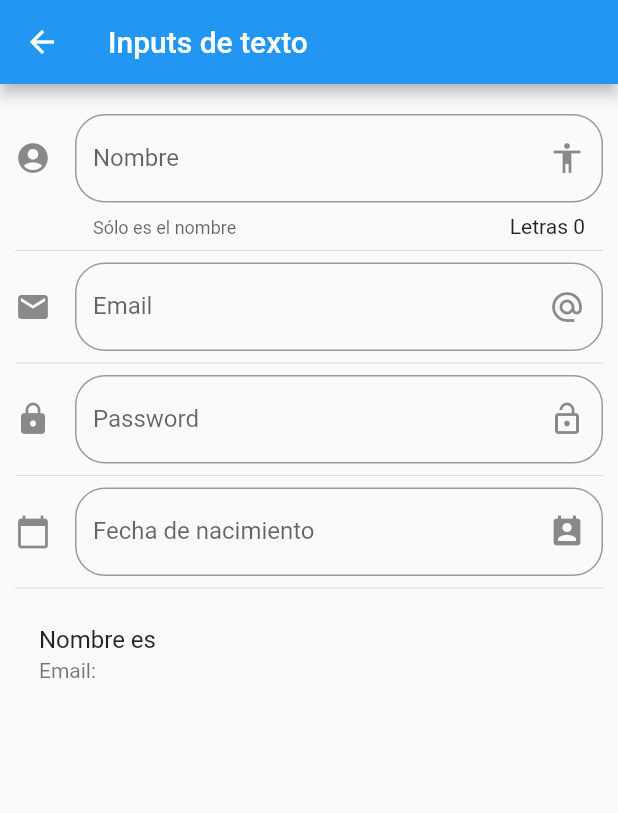
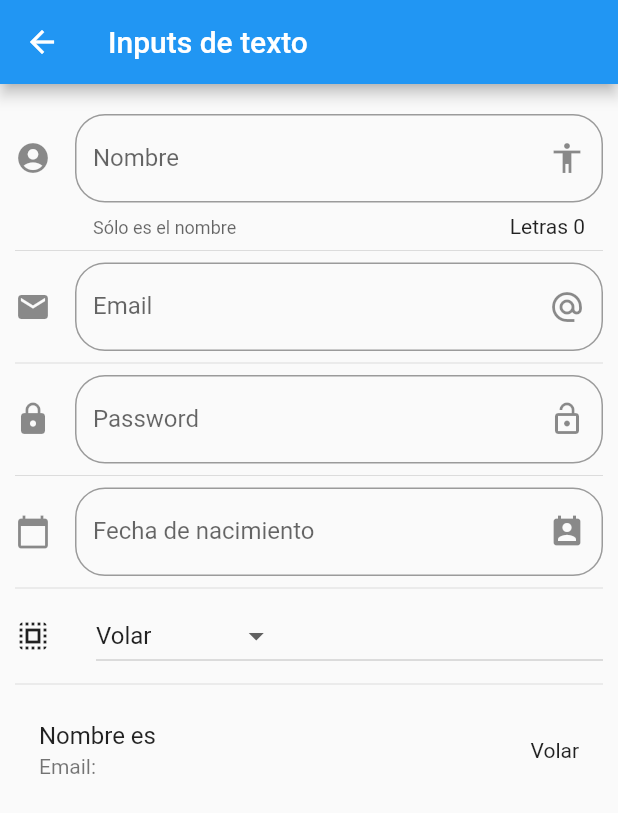
Before and after one commit to VictorBejarano/6-Componentes, a Flutter app: the InputPage screen opened by its route, on a phone screen of 412 x 824 dp. Shown: the top 813 px of the screen. Run offline on Flutter 3.47's test engine with Material 2 defaults, Android fonts, the phone set to English and light mode, and no system bars.

Commit message:
27 Dropdown

```diff
--- a/lib/src/pages/input_page.dart
+++ b/lib/src/pages/input_page.dart
@@ -11,6 +11,10 @@ class _InputPageState extends State<InputPage> {
   String _nombre = '';
   String _email = '';
   String _fecha = '';
+
+  String _opcionSeleccionada = 'Volar';
+
+  List<String> _poderes = ['Volar', 'Rayos X', 'Super Aliento', 'Super Fuerza'];
 
   TextEditingController _inputFieldDateController = new TextEditingController();
 
@@ -30,6 +34,8 @@ class _InputPageState extends State<InputPage> {
           _crearPassword(),
           Divider(),
           _crearFecha(),
+          Divider(),
+          _crearDropdown(),
           Divider(),
           _crearPersona()
         ],
@@ -61,6 +67,7 @@ class _InputPageState extends State<InputPage> {
     return ListTile(
       title: Text('Nombre es $_nombre'),
       subtitle: Text('Email: $_email'),
+      trailing: Text(_opcionSeleccionada),
     );
   }
 
@@ -127,4 +134,39 @@ class _InputPageState extends State<InputPage> {
       });
     }
   }
+
+  List<DropdownMenuItem<String>> getOpcionesDropdown() {
+    List<DropdownMenuItem<String>> lista = new List();
+
+    _poderes.forEach((poder) {
+      lista.add(DropdownMenuItem(
+        child: Text(poder),
+        value: poder,
+      ));
+    });
+
+    return lista;
+  }
+
+  Widget _crearDropdown() {
+    return Row(
+      children: <Widget>[
+        Icon(Icons.select_all),
+        SizedBox(
+          width: 30.0,
+        ),
+        Expanded(
+          child: DropdownButton(
+            value: _opcionSeleccionada,
+            items: getOpcionesDropdown(),
+            onChanged: (opt) {
+              setState(() {
+                _opcionSeleccionada = opt;
+              });
+            },
+          ),
+        )
+      ],
+    );
+  }
 }
```
